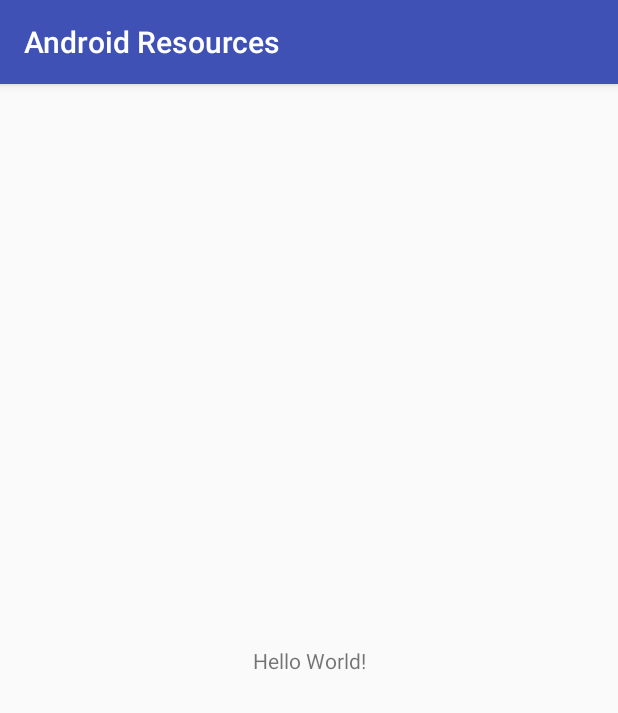
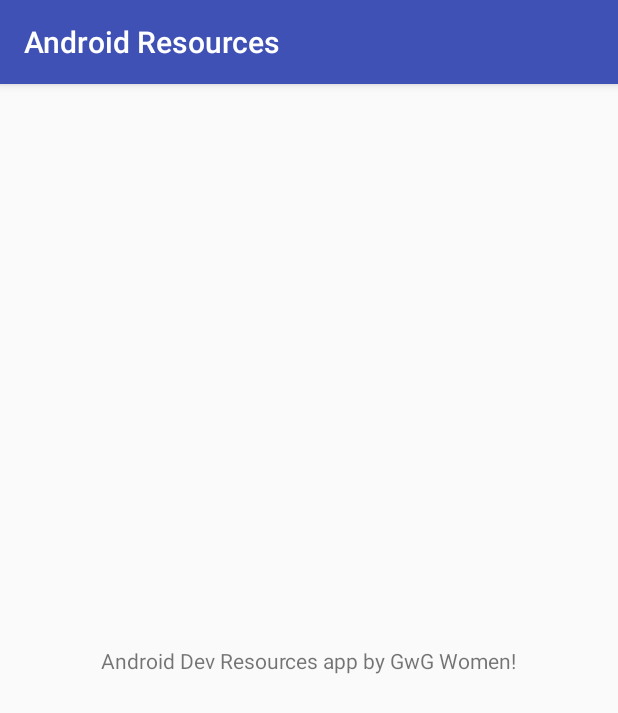
Before and after one commit to dynamite8/resources-android-dev, an Android app: the screen it shows after launch (MainActivity), on a phone screen of 412 x 824 dp. Shown: the top 713 px of the screen. Run offline under Robolectric (Android 15) with nearby library versions, the phone set to English and light mode, and no system bars.

Commit message:
Fixes #4: Changed the name of the text view

```diff
--- a/app/src/main/res/layout/activity_main.xml
+++ b/app/src/main/res/layout/activity_main.xml
@@ -9,7 +9,7 @@
     <TextView
         android:layout_width="wrap_content"
         android:layout_height="wrap_content"
-        android:text="Hello World!"
+        android:text="Android Dev Resources app by GwG Women!"
         app:layout_constraintBottom_toBottomOf="parent"
         app:layout_constraintLeft_toLeftOf="parent"
         app:layout_constraintRight_toRightOf="parent"
```
